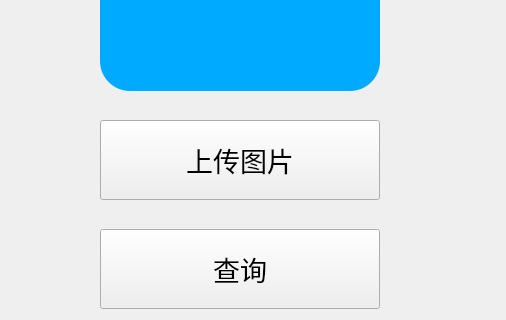
interstellar-ai/info_manage_system, file info_manage_system/account_card_borrow_page.ui: the form before one commit; both pictures show x 557 to 1063 and y 200 to 520 of the 1063 by 760 pixel window.
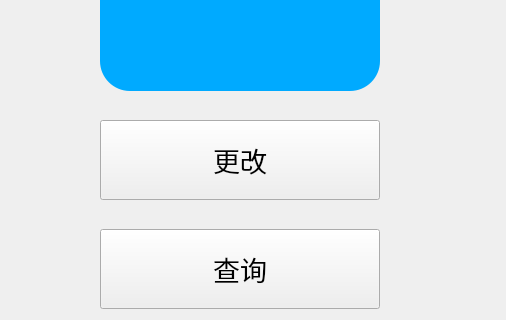
The form after the commit. Icons and pictures are not drawn.

Diff of the .ui file:
```diff
--- a/info_manage_system/account_card_borrow_page.ui
+++ b/info_manage_system/account_card_borrow_page.ui
@@ -425,7 +425,7 @@
             </font>
            </property>
            <property name="text">
-            <string>上传图片</string>
+            <string>更改</string>
            </property>
           </widget>
          </item>
```
Left out of the diff: 2 changed lines with no effect on the pictures.
